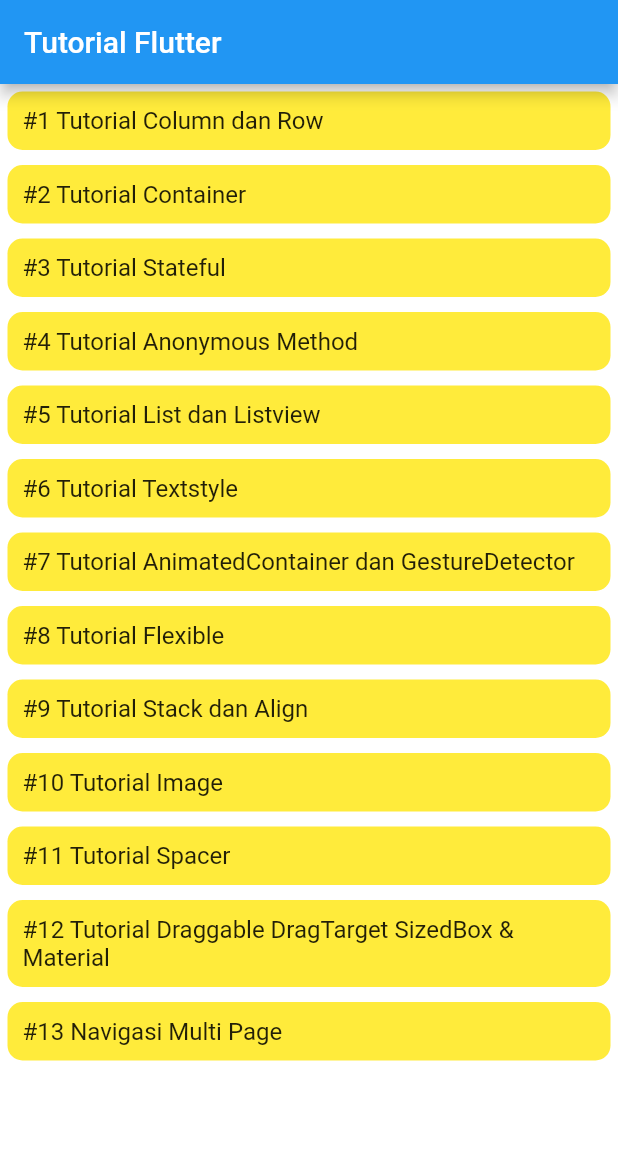
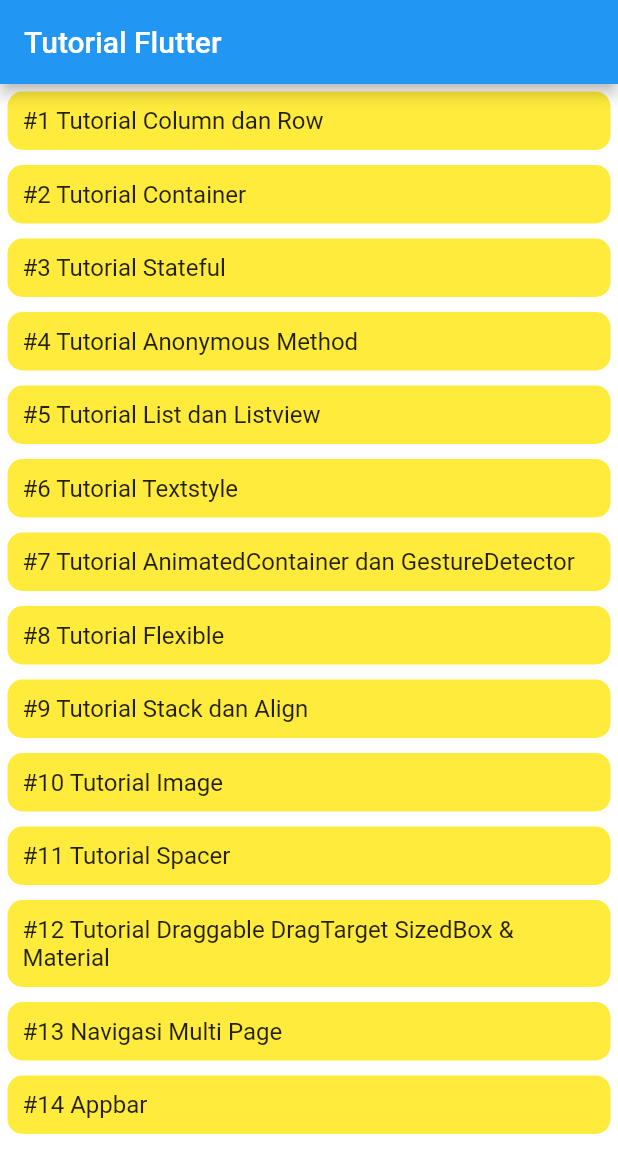
Before and after one commit to syahroel712/tutorial-flutter-pemula, a Flutter app: the screen it shows after launch, on a phone screen of 412 x 824 dp. Shown: the top 1173 px of the screen. Run offline on Flutter 3.47's test engine with Material 2 defaults, Android fonts, the phone set to English and light mode, and no system bars.

Commit message:
#14 Appbar Gradasi

```diff
--- a/lib/main.dart
+++ b/lib/main.dart
@@ -14,6 +14,7 @@ import 'package:flutter_study/pages/10_image.dart';
 import 'package:flutter_study/pages/11_spacer.dart';
 import 'package:flutter_study/pages/12_draggable_dragTarget.dart';
 import 'package:flutter_study/pages/13_multi_page/login.dart';
+import 'package:flutter_study/pages/14_appbar_gradasi.dart';
 
 void main() {
   runApp(MyApp());
@@ -35,6 +36,7 @@ class MyApp extends StatelessWidget {
     '/11_spacer': (_) => SpacerPage(),
     '/12_draggable': (_) => DraggablePage(),
     '/13_multi_page': (_) => LoginMultiPage(),
+    '/14_appbar': (_) => AppBarPage(),
   };
 
   @override
--- a/lib/pages/home.dart
+++ b/lib/pages/home.dart
@@ -279,6 +279,26 @@ class HomePage extends StatelessWidget {
                         ),
                       ),
                     ),
+                    Container(
+                      margin: EdgeInsets.all(5),
+                      padding: EdgeInsets.all(10),
+                      width: MediaQuery.of(context).size.width,
+                      decoration: BoxDecoration(
+                        borderRadius: BorderRadius.circular(10),
+                        color: Colors.yellow,
+                      ),
+                      child: InkWell(
+                        onTap: () {
+                          Navigator.pushNamed(context, '/14_appbar');
+                        },
+                        child: Text(
+                          '#14 Appbar',
+                          style: TextStyle(
+                            fontSize: 16,
+                          ),
+                        ),
+                      ),
+                    ),
                   ],
                 ),
               ],
```
Also changed, not shown: lib/pages/14_appbar_gradasi.dart (added, +58 -0 lines), assets/images/pattern.png (added), assets/images/pattern2.png (added), assets/images/pattern3.png (added).
